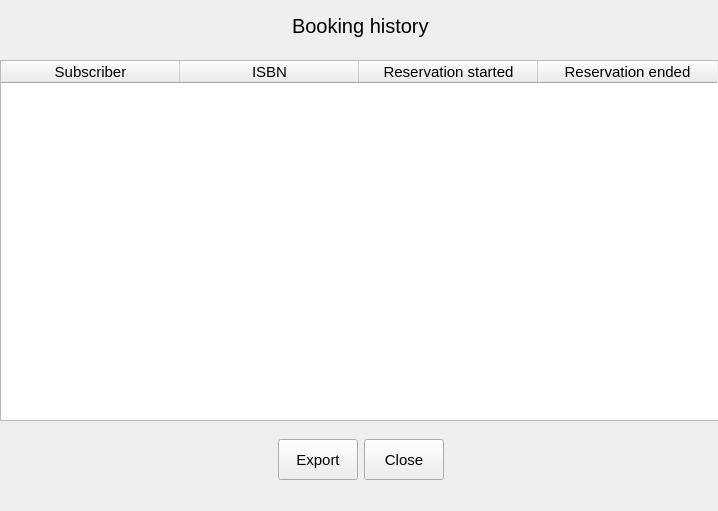
Above: source/accounthistory.ui from sophieham/Glybook before the change. Below: the same form after it.
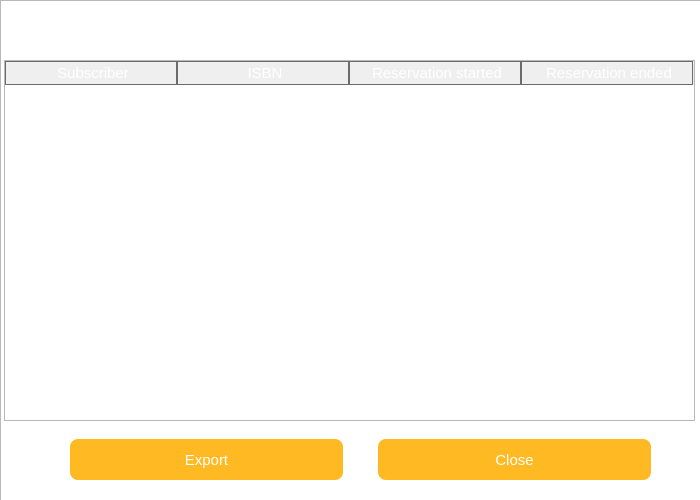
That is the form after the change. Icons and pictures are not drawn.

The edit to the form file:
```diff
--- a/source/accounthistory.ui
+++ b/source/accounthistory.ui
@@ -9,8 +9,8 @@
    <rect>
     <x>0</x>
     <y>0</y>
-    <width>718</width>
-    <height>511</height>
+    <width>700</width>
+    <height>500</height>
    </rect>
   </property>
   <property name="windowTitle">
@@ -25,7 +25,7 @@
     <rect>
      <x>0</x>
      <y>10</y>
-     <width>721</width>
+     <width>701</width>
      <height>32</height>
     </rect>
    </property>
@@ -50,6 +50,9 @@
         <pointsize>15</pointsize>
        </font>
       </property>
+      <property name="styleSheet">
+       <string notr="true">color: white;</string>
+      </property>
       <property name="text">
        <string>Booking history</string>
       </property>
@@ -73,9 +76,9 @@
   <widget class="QTableWidget" name="reservationView">
    <property name="geometry">
     <rect>
-     <x>0</x>
+     <x>4</x>
      <y>60</y>
-     <width>721</width>
+     <width>691</width>
      <height>361</height>
     </rect>
    </property>
@@ -84,11 +87,35 @@
      <pointsize>11</pointsize>
     </font>
    </property>
+   <property name="styleSheet">
+    <string notr="true">QHeaderView::section {
+    background-color: qlineargradient(x1:0, y1:0, x2:0, y2:1,
+                                      stop:0 #616161, stop: 0.5 #505050,
+                                      stop: 0.6 #434343, stop:1 #656565);
+    color: white;
+    padding-left: 4px;
+    border: 1px solid #6c6c6c;
+}
+
+QHeaderView::section:checked
+{
+    background-color: red;
+}
+
+/* style the sort indicator */
+QHeaderView::down-arrow {
+    image: url(down_arrow.png);
+}
+
+QHeaderView::up-arrow {
+    image: url(up_arrow.png);
+}</string>
+   </property>
    <property name="editTriggers">
     <set>QAbstractItemView::NoEditTriggers</set>
    </property>
    <attribute name="horizontalHeaderDefaultSectionSize">
-    <number>179</number>
+    <number>172</number>
    </attribute>
    <attribute name="verticalHeaderVisible">
     <bool>false</bool>
@@ -117,26 +144,16 @@
   <widget class="QWidget" name="horizontalLayoutWidget_2">
    <property name="geometry">
     <rect>
-     <x>10</x>
+     <x>70</x>
      <y>439</y>
-     <width>701</width>
+     <width>581</width>
      <height>41</height>
     </rect>
    </property>
    <layout class="QHBoxLayout" name="horizontalLayout_2">
-    <item>
-     <spacer name="horizontalSpacer_4">
-      <property name="orientation">
-       <enum>Qt::Horizontal</enum>
-      </property>
-      <property name="sizeHint" stdset="0">
-       <size>
-        <width>40</width>
-        <height>20</height>
-       </size>
-      </property>
-     </spacer>
-    </item>
+    <property name="spacing">
+     <number>35</number>
+    </property>
     <item>
      <widget class="QPushButton" name="exportButton">
       <property name="sizePolicy">
@@ -150,6 +167,13 @@
         <pointsize>11</pointsize>
        </font>
       </property>
+      <property name="styleSheet">
+       <string notr="true">color: white;
+border-radius: 8px;
+text-shadow: 0 1px 1px rgba(0, 0, 0, 0.2);
+background: #ffb922;
+padding: 5;</string>
+      </property>
       <property name="text">
        <string>Export</string>
       </property>
@@ -168,26 +192,37 @@
         <pointsize>11</pointsize>
        </font>
       </property>
+      <property name="styleSheet">
+       <string notr="true">color: white;
+border-radius: 8px;
+text-shadow: 0 1px 1px rgba(0, 0, 0, 0.2);
+background: #ffb922;
+padding: 5;</string>
+      </property>
       <property name="text">
        <string>Close</string>
       </property>
      </widget>
     </item>
-    <item>
-     <spacer name="horizontalSpacer_5">
-      <property name="orientation">
-       <enum>Qt::Horizontal</enum>
-      </property>
-      <property name="sizeHint" stdset="0">
-       <size>
-        <width>40</width>
-        <height>20</height>
-       </size>
-      </property>
-     </spacer>
-    </item>
    </layout>
   </widget>
+  <widget class="QGraphicsView" name="graphicsView">
+   <property name="geometry">
+    <rect>
+     <x>0</x>
+     <y>0</y>
+     <width>701</width>
+     <height>501</height>
+    </rect>
+   </property>
+   <property name="styleSheet">
+    <string notr="true">background-image: url(:/icons/background.png);</string>
+   </property>
+  </widget>
+  <zorder>graphicsView</zorder>
+  <zorder>horizontalLayoutWidget</zorder>
+  <zorder>reservationView</zorder>
+  <zorder>horizontalLayoutWidget_2</zorder>
  </widget>
  <resources>
   <include location="resource.qrc"/>
```
